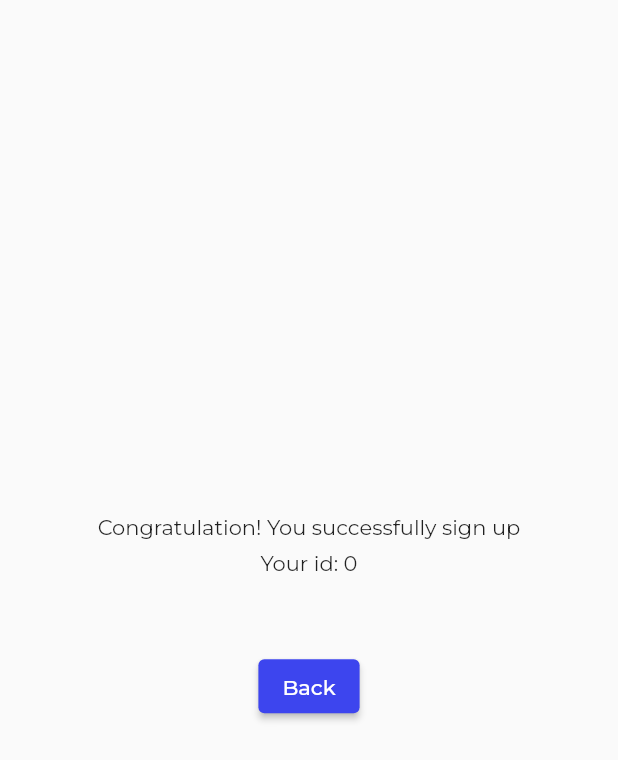
After one commit to ANMClickApps/flutter_web_kitshop, a Flutter app: the DashBoardPage screen opened directly, on a phone screen of 412 x 824 dp. The commit adds this screen. Shown: the top 760 px of the screen. Run offline on Flutter 3.47's test engine with Material 2 defaults, Android fonts, the phone set to English and light mode, and no system bars; our stand-ins replace flutter_icons, google_fonts.

Commit message:
part5 http request & data provider

```diff
--- a/lib/constant_text.dart
+++ b/lib/constant_text.dart
@@ -14,3 +14,6 @@ const String textPasswordError = 'Password must be at least 8 characters';
 const String textNameError = 'Please enter the name correctly';
 const String textAddressError = 'Please enter the address correctly';
 const String textPhoneError = 'Please enter the phone number correctly';
+
+const String server = '<YOUR SERVER HERE>';
+const String serverApiKey = '<YOUR SERVERAPIKEY HERE>';
--- /dev/null
+++ b/lib/model/appdata_model.dart
@@ -0,0 +1,12 @@
+import 'package:flutter/material.dart';
+
+class AppDataModel with ChangeNotifier {
+  String _id = '0';
+  String get getCurrentId => _id;
+
+  void updateSignUpId(String idResponse) {
+    _id = idResponse;
+
+    notifyListeners();
+  }
+}
--- a/lib/pages/components_sign_up/sign_up/sign_up_page.dart
+++ b/lib/pages/components_sign_up/sign_up/sign_up_page.dart
@@ -1,6 +1,5 @@
 import 'package:flutter/material.dart';
 import 'package:flutter_web_kitshop/color_style.dart';
-import 'package:flutter_web_kitshop/pages/components_sign_up/navbar.dart';
 import 'package:flutter_web_kitshop/pages/components_sign_up/sign_up/body.dart';
 
 class SignUpPage extends StatefulWidget {
--- /dev/null
+++ b/lib/pages/dasboard_page.dart
@@ -0,0 +1,27 @@
+import 'package:flutter/material.dart';
+import 'package:flutter_web_kitshop/model/appdata_model.dart';
+import 'package:provider/provider.dart';
+
+class DashBoardPage extends StatelessWidget {
+  const DashBoardPage({Key key}) : super(key: key);
+
+  @override
+  Widget build(BuildContext context) {
+    return Scaffold(
+        body: Container(
+      child: Center(
+        child: Column(
+          mainAxisAlignment: MainAxisAlignment.center,
+          children: [
+            Text('Congratulation! You successfully sign up'),
+            SizedBox(height: 7.0),
+            Text('Your id: ${Provider.of<AppDataModel>(context).getCurrentId}'),
+            SizedBox(height: 50.0),
+            ElevatedButton(
+                onPressed: () => Navigator.pop(context), child: Text('Back'))
+          ],
+        ),
+      ),
+    ));
+  }
+}
--- a/lib/widgets/custom_button.dart
+++ b/lib/widgets/custom_button.dart
@@ -18,7 +18,7 @@ class CustomButton extends StatelessWidget {
       style: ButtonStyle(
         backgroundColor: MaterialStateProperty.all<Color>(backgroundColor),
       ),
-      onPressed: () {},
+      onPressed: onPressed,
       child: Container(
         height: 50.0,
         child: Center(
```
Also changed, not shown: lib/helper/request_helper.dart (added, +49 -0 lines), lib/main.dart (+6 -1 lines), lib/pages/components_sign_up/sign_up/body.dart (+71 -25 lines), 3 other files.
